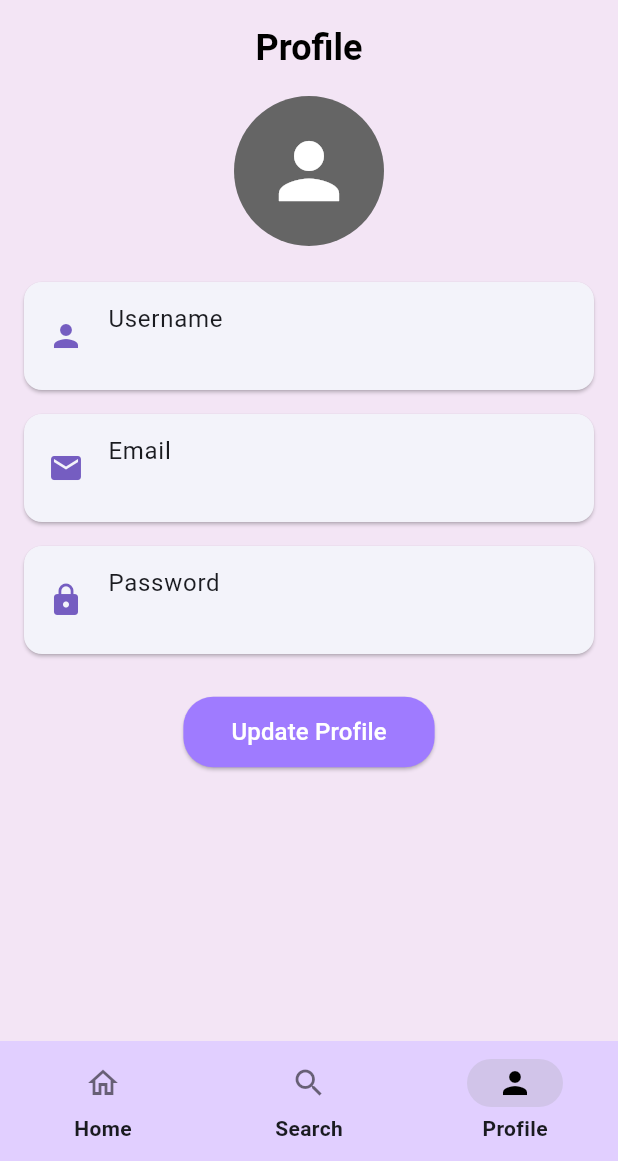
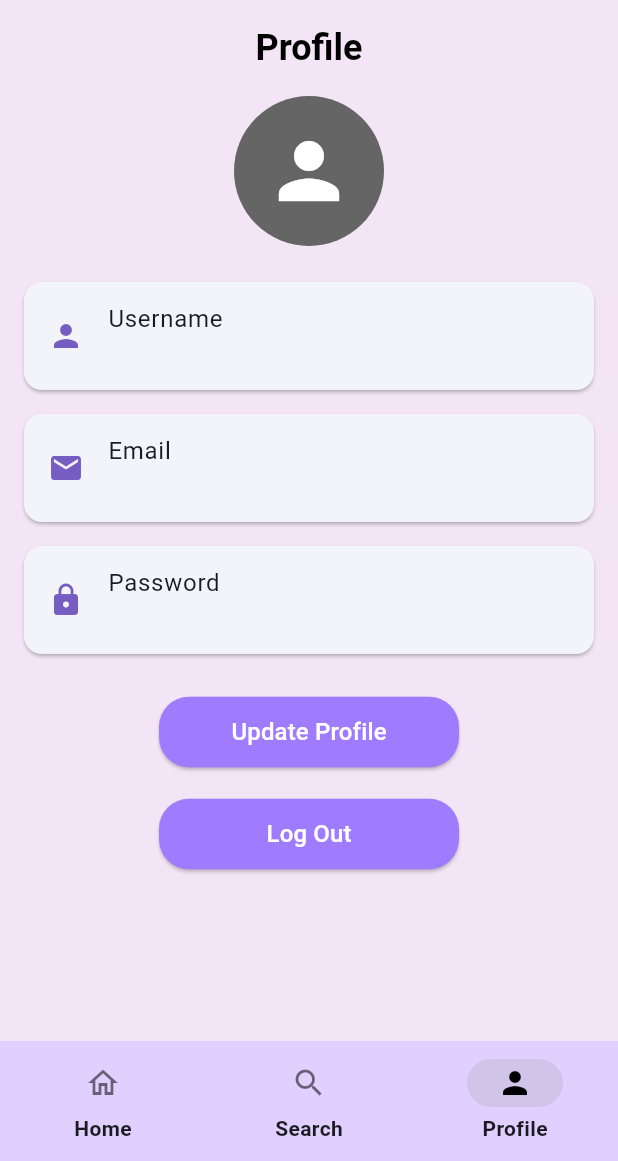
Before and after one commit to bintangyosua/EMMA, a Flutter app: the screen it shows once a user with an empty profile is signed in, item 3 of the bottom bar chosen, on a phone screen of 412 x 824 dp, the part 75-1236 px from its top. Run offline on Flutter 3.47's test engine with Material 3 defaults, Android fonts, the phone set to English and light mode, and no system bars; our stand-ins replace cloud_firestore, firebase_auth, firebase_core, flutter_dotenv, google_generative_ai; accounts and stored records are empty.

```diff
--- a/lib/navigation-bar/navigation-bar.dart
+++ b/lib/navigation-bar/navigation-bar.dart
@@ -3,6 +3,7 @@ import 'package:flutter/material.dart';
 import 'package:firebase_auth/firebase_auth.dart';
 import 'package:cloud_firestore/cloud_firestore.dart';
 import 'package:emma/navigation-bar/update_profile.dart';
+import 'package:emma/ui/login_screen.dart'; // Import your login page
 
 class NavigationExample extends StatefulWidget {
   const NavigationExample({super.key});
@@ -48,8 +49,7 @@ class _NavigationExampleState extends State<NavigationExample> {
       backgroundColor: const Color(0xFFF3E5F5),
       bottomNavigationBar: NavigationBarTheme(
         data: NavigationBarThemeData(
-          indicatorColor:
-              const Color(0xFFD1C4E9),
+          indicatorColor: const Color(0xFFD1C4E9),
           labelTextStyle: MaterialStateProperty.all(
             const TextStyle(fontSize: 14, fontWeight: FontWeight.w600),
           ),
@@ -171,7 +171,8 @@ class _NavigationExampleState extends State<NavigationExample> {
                     Card(
                       margin: const EdgeInsets.symmetric(vertical: 8.0),
                       child: ListTile(
-                        leading: const Icon(Icons.person, color: Color(0xFF755DC1)),
+                        leading:
+                            const Icon(Icons.person, color: Color(0xFF755DC1)),
                         title: const Text('Username'),
                         subtitle: Text(username!),
                       ),
@@ -179,7 +180,8 @@ class _NavigationExampleState extends State<NavigationExample> {
                     Card(
                       margin: const EdgeInsets.symmetric(vertical: 8.0),
                       child: ListTile(
-                        leading: const Icon(Icons.email, color: Color(0xFF755DC1)),
+                        leading:
+                            const Icon(Icons.email, color: Color(0xFF755DC1)),
                         title: const Text('Email'),
                         subtitle: Text(email!),
                       ),
@@ -187,13 +189,19 @@ class _NavigationExampleState extends State<NavigationExample> {
                     Card(
                       margin: const EdgeInsets.symmetric(vertical: 8.0),
                       child: ListTile(
-                        leading: const Icon(Icons.lock, color: Color(0xFF755DC1)),
+                        leading:
+                            const Icon(Icons.lock, color: Color(0xFF755DC1)),
                         title: const Text('Password'),
                         subtitle: Text(password!),
                       ),
                     ),
                     const SizedBox(height: 20),
                     Center(
+                      child: Column(
+                        children: [
+                          SizedBox(
+                            width:
+                                200, // Set the width to ensure both buttons are the same size
                             child: ElevatedButton(
                               style: ElevatedButton.styleFrom(
                                 backgroundColor: Color(0xFF9F7BFF),
@@ -209,13 +217,49 @@ class _NavigationExampleState extends State<NavigationExample> {
                                 Navigator.push(
                                   context,
                                   MaterialPageRoute(
-                                builder: (context) => UpdateProfilePage()),
+                                      builder: (context) =>
+                                          UpdateProfilePage()),
                                 );
                               },
                               child: const Text(
                                 "Update Profile",
-                          style: TextStyle(fontSize: 16, color: Colors.white),
+                                style: TextStyle(
+                                    fontSize: 16, color: Colors.white),
                               ),
+                            ),
+                          ),
+                          const SizedBox(
+                              height: 20), // Add some spacing between buttons
+                          SizedBox(
+                            width:
+                                200, // Set the width to ensure both buttons are the same size
+                            child: ElevatedButton(
+                              style: ElevatedButton.styleFrom(
+                                backgroundColor: Color(0xFF9F7BFF),
+                                padding: const EdgeInsets.symmetric(
+                                  vertical: 12,
+                                  horizontal: 32,
+                                ),
+                                shape: RoundedRectangleBorder(
+                                  borderRadius: BorderRadius.circular(20.0),
+                                ),
+                              ),
+                              onPressed: () {
+                                Navigator.push(
+                                  context,
+                                  MaterialPageRoute(
+                                      builder: (context) =>
+                                          LoginScreen()), // Replace with your login page
+                                );
+                              },
+                              child: const Text(
+                                "Log Out",
+                                style: TextStyle(
+                                    fontSize: 16, color: Colors.white),
+                              ),
+                            ),
+                          ),
+                        ],
                       ),
                     ),
                   ],
```
Also changed, not shown: lib/ui/homepage.dart (deleted, +0 -26 lines). Lines whose indentation alone changed are shown as unchanged.
